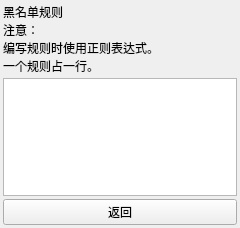
Old version of the form components/page_setting/res/page_setting.ui in the repository PPJUST/OnlyUnzip.
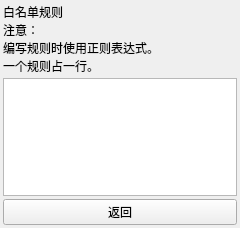
New version of the form. The open tabs and pages were chosen to show the change.

Commit message: 修复：修复错误的文本

The edit to the form file:
```diff
--- a/components/page_setting/res/page_setting.ui
+++ b/components/page_setting/res/page_setting.ui
@@ -693,7 +693,7 @@
        <item>
         <widget class="QLabel" name="label_9">
          <property name="text">
-          <string>黑名单规则
+          <string>白名单规则
 注意：
 编写规则时使用正则表达式。
 一个规则占一行。</string>
```
The commit also changes 1 other file.
